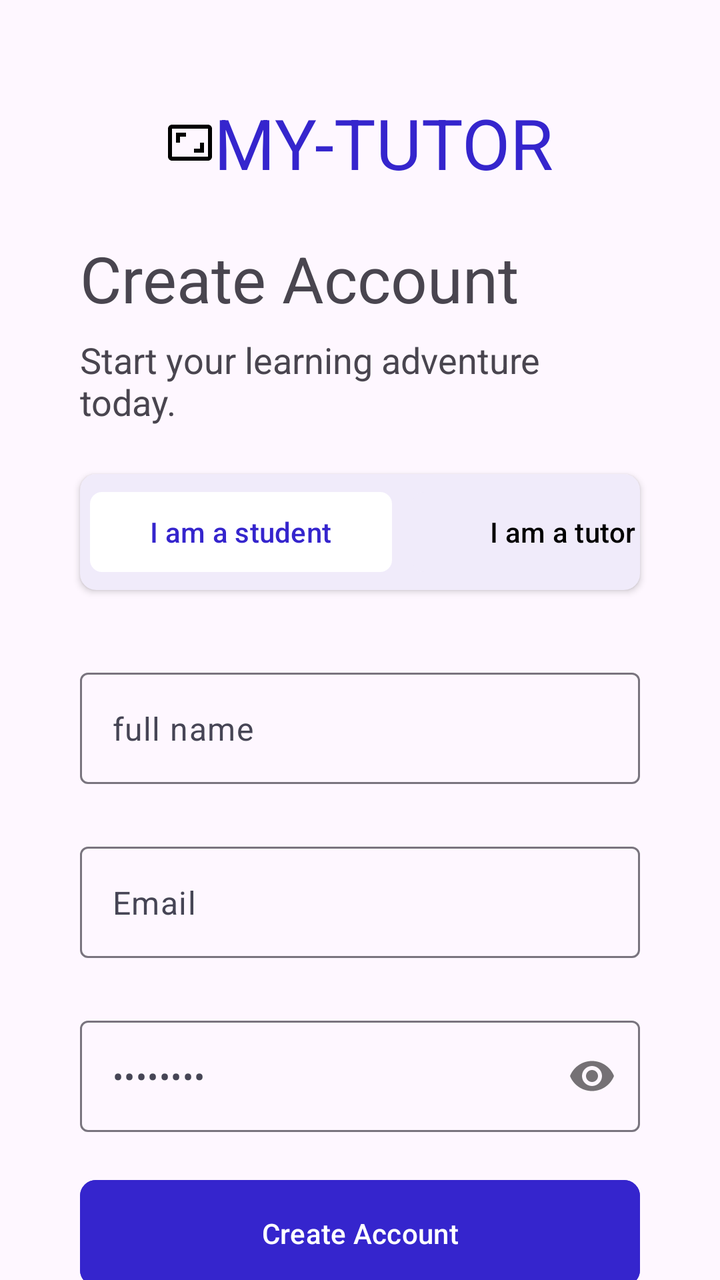
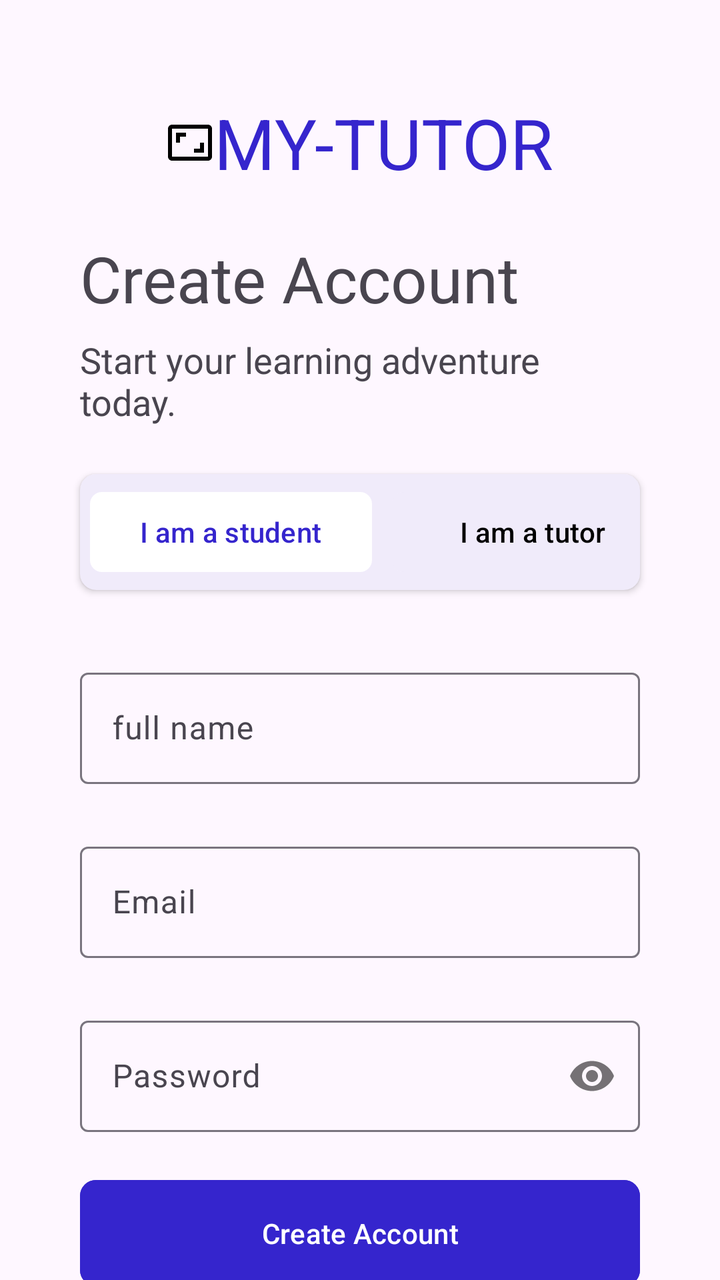

Screens rendered from an Android XML layout before and after an edit, with the pre-edit source and the edit as a unified diff.
<!-- AndroidManifest.xml: application theme Theme.MyTutor -->
<!-- res/layout/activity_sign_up.xml -->
<?xml version="1.0" encoding="utf-8"?>
<LinearLayout
    xmlns:android="http://schemas.android.com/apk/res/android"
    xmlns:app="http://schemas.android.com/apk/res-auto"
    xmlns:tools="http://schemas.android.com/tools"
    android:id="@+id/main"
    android:layout_width="match_parent"
    android:layout_height="match_parent"
    android:orientation="vertical"
    tools:context=".SignUpActivity">


    <TextView
        android:layout_width="wrap_content"
        android:layout_height="wrap_content"
        android:text="My-Tutor"
        android:textColor="@color/btn"
        android:drawableLeft="@drawable/outline_aspect_ratio_24"
        android:textAllCaps="true"
        android:textSize="35sp"
        android:layout_marginTop="48dp"
        android:layout_gravity="center"/>

    <TextView
        android:layout_width="wrap_content"
        android:layout_height="wrap_content"
        android:text="Create Account"
        android:textSize="32sp"
        android:layout_marginTop="23dp"
        android:layout_marginHorizontal="40dp"/>
    <TextView
        android:layout_width="wrap_content"
        android:layout_height="wrap_content"
        android:text="Start your learning adventure today."
        android:textSize="18sp"
        android:layout_marginTop="7.1dp"
        android:layout_marginHorizontal="40dp"/>

    <androidx.cardview.widget.CardView
        android:layout_width="match_parent"
        android:layout_height="wrap_content"
        android:layout_marginHorizontal="40dp"
        android:layout_marginTop="24dp"
        app:cardCornerRadius="8dp"
        android:backgroundTint="#F0EBFA">
        <LinearLayout
            android:layout_width="336dp"
            android:layout_height="wrap_content"

            android:orientation="horizontal"
            android:padding="5dp">

            <com.google.android.material.button.MaterialButton
                android:layout_width="151dp"
                android:layout_height="wrap_content"
                android:text="I am a student"
                android:textColor="@color/btn"
                app:backgroundTint="@color/white"
                app:cornerRadius="6dp" />

            <com.google.android.material.button.MaterialButton
                android:id="@+id/tutor"
                android:layout_width="151dp"
                android:layout_height="wrap_content"
                android:layout_marginStart="10dp"
                android:backgroundTint="#F0EBFA"
                android:text="I am a tutor"
                android:textColor="@color/black"
                app:cornerRadius="6dp" />
        </LinearLayout>
    </androidx.cardview.widget.CardView>


    <com.google.android.material.textfield.TextInputLayout
        android:layout_width="match_parent"
        android:layout_marginHorizontal="40dp"
        android:layout_marginTop="36dp"
        android:layout_height="wrap_content">
        <com.google.android.material.textfield.TextInputEditText
            android:layout_width="match_parent"
            android:layout_height="wrap_content"
            android:textColor="@color/textInput"
            android:inputType="text"
            android:text="full name"/>
    </com.google.android.material.textfield.TextInputLayout>

    <com.google.android.material.textfield.TextInputLayout
        android:layout_width="match_parent"
        android:layout_marginHorizontal="40dp"
        android:layout_marginTop="26dp"
        android:layout_height="wrap_content">
        <com.google.android.material.textfield.TextInputEditText
            android:layout_width="match_parent"
            android:layout_height="wrap_content"
            android:textColor="@color/textInput"
            android:inputType="textEmailAddress"
            android:text="Email"/>
    </com.google.android.material.textfield.TextInputLayout>

    <com.google.android.material.textfield.TextInputLayout
        android:layout_width="match_parent"
        android:layout_marginHorizontal="40dp"
        android:layout_marginTop="26dp"
        app:passwordToggleEnabled="true"
        android:layout_height="wrap_content">
        <com.google.android.material.textfield.TextInputEditText
            android:layout_width="match_parent"
            android:layout_height="wrap_content"
            android:textColor="@color/textInput"
            android:inputType="textPassword"
            android:text="Password"/>
    </com.google.android.material.textfield.TextInputLayout>


    <com.google.android.material.button.MaterialButton
        android:id="@+id/loginBtn"
        android:layout_width="match_parent"
        android:layout_height="61dp"
        android:layout_marginHorizontal="40dp"
        android:layout_marginTop="20dp"
        android:backgroundTint="@color/btn"
        android:text="Create Account"
        app:cornerRadius="8dp" />

    <TextView
        android:id="@+id/login"
        android:layout_width="wrap_content"
        android:layout_height="wrap_content"
        android:layout_gravity="center"
        android:layout_marginHorizontal="40dp"
        android:layout_marginTop="7.1dp"
        android:clickable="true"
        android:text="Already have an account? Log In"
        android:textSize="14sp" />

</LinearLayout>
<!-- resources referenced by this layout -->
<resources>
  <color name="black">#FF000000</color>
  <color name="btn">#3525CD</color>
  <color name="textInput">#464555</color>
  <color name="white">#FFFFFFFF</color>
  <!-- drawable outline_aspect_ratio_24 (drawable) -->
  <vector xmlns:android="http://schemas.android.com/apk/res/android" android:height="24dp" android:tint="#000000" android:viewportHeight="24" android:viewportWidth="24" android:width="24dp">
        
      <path android:fillColor="@android:color/white" android:pathData="M19,12h-2v3h-3v2h5v-5zM7,9h3L10,7L5,7v5h2L7,9zM21,3L3,3c-1.1,0 -2,0.9 -2,2v14c0,1.1 0.9,2 2,2h18c1.1,0 2,-0.9 2,-2L23,5c0,-1.1 -0.9,-2 -2,-2zM21,19.01L3,19.01L3,4.99h18v14.02z"/>
      
  </vector>
  <style name="Theme.MyTutor" parent="Base.Theme.MyTutor" />
  <style name="Base.Theme.MyTutor" parent="Theme.Material3.DayNight.NoActionBar">
          
          
      </style>
</resources>

<!-- the commit's change to res/layout/activity_sign_up.xml (unified diff, before → after) -->
@@ -37,21 +37,23 @@
         android:layout_marginHorizontal="40dp"/>
 
     <androidx.cardview.widget.CardView
-        android:layout_width="match_parent"
+        android:layout_width="wrap_content"
         android:layout_height="wrap_content"
         android:layout_marginHorizontal="40dp"
+        android:layout_gravity="center"
         android:layout_marginTop="24dp"
         app:cardCornerRadius="8dp"
         android:backgroundTint="#F0EBFA">
         <LinearLayout
-            android:layout_width="336dp"
+            android:layout_width="306dp"
             android:layout_height="wrap_content"
 
             android:orientation="horizontal"
             android:padding="5dp">
 
             <com.google.android.material.button.MaterialButton
-                android:layout_width="151dp"
+                android:id="@+id/student"
+                android:layout_width="141dp"
                 android:layout_height="wrap_content"
                 android:text="I am a student"
                 android:textColor="@color/btn"
@@ -60,7 +62,7 @@
 
             <com.google.android.material.button.MaterialButton
                 android:id="@+id/tutor"
-                android:layout_width="151dp"
+                android:layout_width="141dp"
                 android:layout_height="wrap_content"
                 android:layout_marginStart="10dp"
                 android:backgroundTint="#F0EBFA"
@@ -81,7 +83,7 @@
             android:layout_height="wrap_content"
             android:textColor="@color/textInput"
             android:inputType="text"
-            android:text="full name"/>
+            android:hint="full name"/>
     </com.google.android.material.textfield.TextInputLayout>
 
     <com.google.android.material.textfield.TextInputLayout
@@ -94,7 +96,7 @@
             android:layout_height="wrap_content"
             android:textColor="@color/textInput"
             android:inputType="textEmailAddress"
-            android:text="Email"/>
+            android:hint="Email"/>
     </com.google.android.material.textfield.TextInputLayout>
 
     <com.google.android.material.textfield.TextInputLayout
@@ -108,7 +110,7 @@
             android:layout_height="wrap_content"
             android:textColor="@color/textInput"
             android:inputType="textPassword"
-            android:text="Password"/>
+            android:hint="Password"/>
     </com.google.android.material.textfield.TextInputLayout>
 
 
